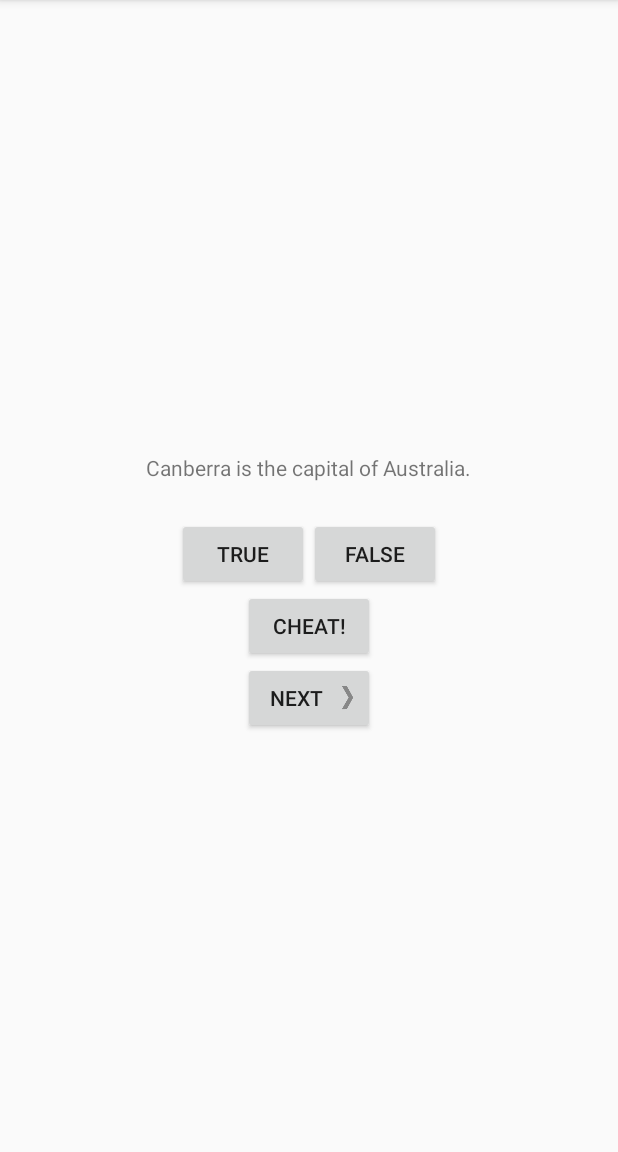
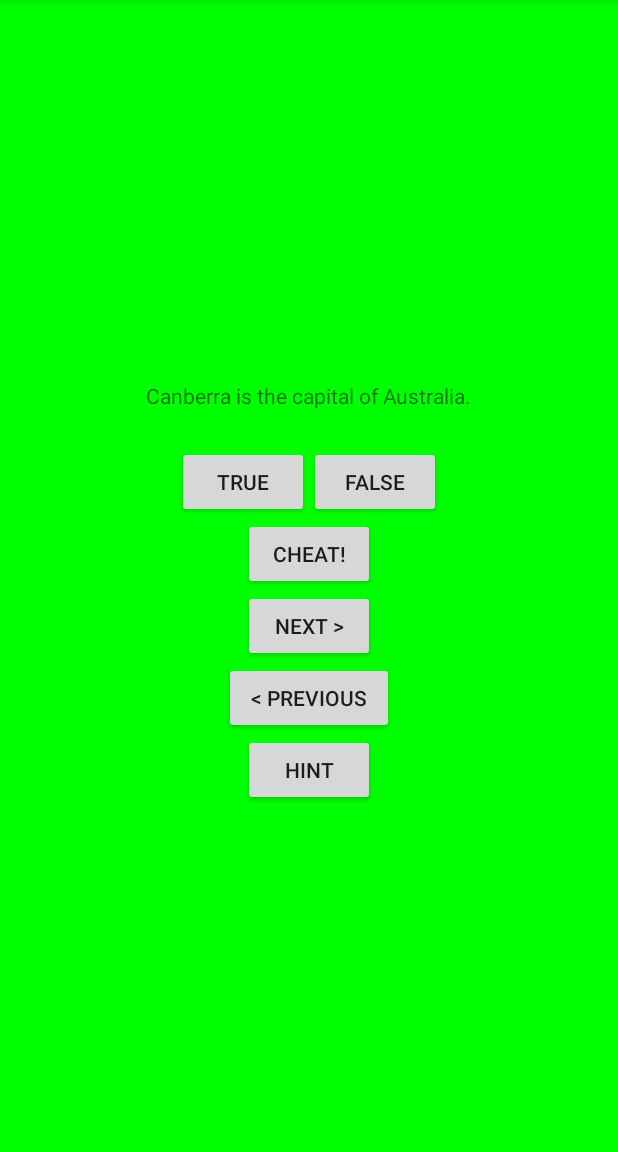
Before and after one commit to hsnoble/AndroidDev, an Android app: the screen it shows after launch (QuizActivity), on a phone screen of 412 x 824 dp, the part 84-1236 px from its top. Run offline under Robolectric (Android 15) with nearby library versions, the phone set to English and light mode, and no system bars.

Commit message:
Colour modifications

```diff
--- a/Assignment 2/GeoQuiz/app/src/main/res/layout/activity_quiz.xml
+++ b/Assignment 2/GeoQuiz/app/src/main/res/layout/activity_quiz.xml
@@ -2,6 +2,7 @@
 <LinearLayout xmlns:android="http://schemas.android.com/apk/res/android"
     android:layout_width="match_parent"
     android:layout_height="match_parent"
+    android:background="#00ff00"
     android:gravity="center"
     android:orientation="vertical">
 
@@ -9,7 +10,7 @@
         android:id="@+id/question_text_view"
         android:layout_width="wrap_content"
         android:layout_height="wrap_content"
-        android:padding="24dp"/>
+        android:padding="24dp" />
 
     <LinearLayout
         android:layout_width="wrap_content"
@@ -20,13 +21,13 @@
             android:id="@+id/true_button"
             android:layout_width="wrap_content"
             android:layout_height="wrap_content"
-            android:text="@string/true_button"/>
+            android:text="@string/true_button" />
 
         <Button
             android:id="@+id/false_button"
             android:layout_width="wrap_content"
             android:layout_height="wrap_content"
-            android:text="@string/false_button"/>
+            android:text="@string/false_button" />
 
     </LinearLayout>
 
@@ -34,14 +35,25 @@
         android:id="@+id/cheat_button"
         android:layout_width="wrap_content"
         android:layout_height="wrap_content"
-        android:text="@string/cheat_button"/>
+        android:text="@string/cheat_button" />
 
     <Button
         android:id="@+id/next_button"
         android:layout_width="wrap_content"
         android:layout_height="wrap_content"
-        android:text="@string/next_button"
-        android:drawableRight="@drawable/arrow_right"
-        android:drawablePadding="4dp"/>
+        android:drawablePadding="4dp"
+        android:text="@string/next_button" />
+
+    <Button
+        android:id="@+id/prev"
+        android:layout_width="113dp"
+        android:layout_height="wrap_content"
+        android:text="@string/prev_button" />
+
+    <Button
+        android:id="@+id/hint"
+        android:layout_width="wrap_content"
+        android:layout_height="wrap_content"
+        android:text="@string/hint_button" />
 
 </LinearLayout>
--- a/Assignment 2/GeoQuiz/app/src/main/res/values/strings.xml
+++ b/Assignment 2/GeoQuiz/app/src/main/res/values/strings.xml
@@ -12,7 +12,9 @@
         freshwater lake.</string>
     <string name="true_button">True</string>
     <string name="false_button">False</string>
-    <string name="next_button">Next</string>
+    <string name="next_button"> Next &gt;</string>
+    <string name="hint_button"> Hint </string>
+    <string name="prev_button"> &lt; Previous</string>
     <string name="correct_toast">Correct!</string>
     <string name="incorrect_toast">Incorrect!</string>
     <string name="warning_text">Are you sure you want to do this?</string>
```
Also changed, not shown: Assignment 2/GeoQuiz/app/src/main/res/layout/activity_cheat.xml (+12 -3 lines).
